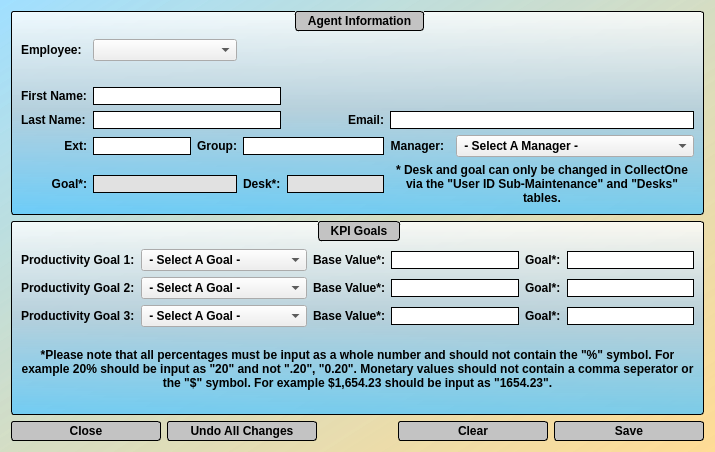
Before: the Qt Designer form agent_maintenance.ui in jakesb27/Manager_KPI_Tracker, drawn with Qt 5.
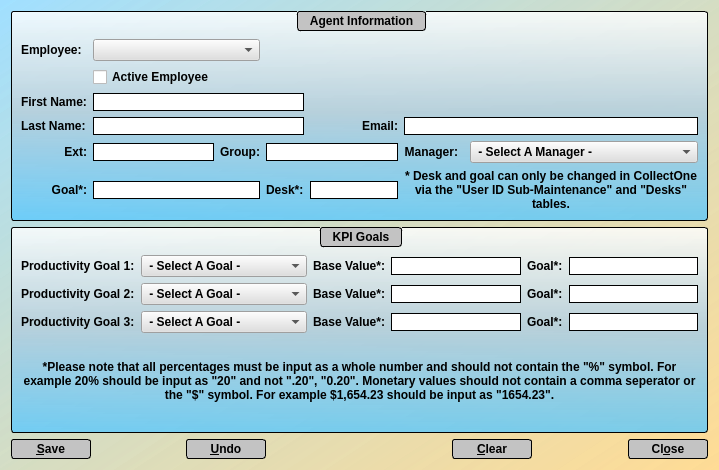
After: the same form once the commit is applied. Icons and pictures are not drawn.

Commit message: added update desk from CDS function to GUI and added "active" employee option with message boxes.

The edit to the form file:
```diff
--- a/agent_maintenance.ui
+++ b/agent_maintenance.ui
@@ -6,8 +6,8 @@
    <rect>
     <x>0</x>
     <y>0</y>
-    <width>715</width>
-    <height>452</height>
+    <width>719</width>
+    <height>470</height>
    </rect>
   </property>
   <property name="windowTitle">
@@ -44,6 +44,9 @@
 	font: 11pt &quot;Corbel&quot;;
 	font-weight: bold;
 }
+QComboBox{
+	background-color: rgb(223, 223, 223);
+}
 QLineEdit{
 	border: 1px solid black;
 	font: 10pt &quot;MS Shell Dlg 2&quot;;
@@ -87,32 +90,7 @@
 }</string>
   </property>
   <layout class="QGridLayout" name="gridLayout_2">
-   <item row="3" column="4">
-    <widget class="QPushButton" name="saveButton">
-     <property name="sizePolicy">
-      <sizepolicy hsizetype="Fixed" vsizetype="Fixed">
-       <horstretch>0</horstretch>
-       <verstretch>0</verstretch>
-      </sizepolicy>
-     </property>
-     <property name="minimumSize">
-      <size>
-       <width>150</width>
-       <height>0</height>
-      </size>
-     </property>
-     <property name="maximumSize">
-      <size>
-       <width>150</width>
-       <height>16777215</height>
-      </size>
-     </property>
-     <property name="text">
-      <string>Save</string>
-     </property>
-    </widget>
-   </item>
-   <item row="2" column="0" colspan="5">
+   <item row="2" column="1" colspan="8">
     <widget class="QGroupBox" name="groupBox">
      <property name="title">
       <string>KPI Goals</string>
@@ -200,9 +178,6 @@
           <verstretch>0</verstretch>
          </sizepolicy>
         </property>
-        <property name="readOnly">
-         <bool>false</bool>
-        </property>
        </widget>
       </item>
       <item row="1" column="0">
@@ -226,9 +201,6 @@
           <verstretch>0</verstretch>
          </sizepolicy>
         </property>
-        <property name="readOnly">
-         <bool>false</bool>
-        </property>
        </widget>
       </item>
       <item row="2" column="5">
@@ -239,9 +211,6 @@
           <verstretch>0</verstretch>
          </sizepolicy>
         </property>
-        <property name="readOnly">
-         <bool>false</bool>
-        </property>
        </widget>
       </item>
       <item row="2" column="2">
@@ -289,22 +258,19 @@
           <verstretch>0</verstretch>
          </sizepolicy>
         </property>
-        <property name="readOnly">
-         <bool>false</bool>
-        </property>
        </widget>
       </item>
       <item row="1" column="3">
        <widget class="QLineEdit" name="agentBase1">
+        <property name="enabled">
+         <bool>true</bool>
+        </property>
         <property name="sizePolicy">
          <sizepolicy hsizetype="MinimumExpanding" vsizetype="Fixed">
           <horstretch>0</horstretch>
           <verstretch>0</verstretch>
          </sizepolicy>
         </property>
-        <property name="readOnly">
-         <bool>false</bool>
-        </property>
        </widget>
       </item>
       <item row="1" column="2">
@@ -328,9 +294,6 @@
           <verstretch>0</verstretch>
          </sizepolicy>
         </property>
-        <property name="readOnly">
-         <bool>false</bool>
-        </property>
        </widget>
       </item>
       <item row="2" column="4">
@@ -562,7 +525,102 @@
      </layout>
     </widget>
    </item>
-   <item row="1" column="0" colspan="5">
+   <item row="3" column="5">
+    <spacer name="horizontalSpacer_2">
+     <property name="orientation">
+      <enum>Qt::Horizontal</enum>
+     </property>
+     <property name="sizeHint" stdset="0">
+      <size>
+       <width>40</width>
+       <height>20</height>
+      </size>
+     </property>
+    </spacer>
+   </item>
+   <item row="3" column="8">
+    <widget class="QPushButton" name="cancelButton">
+     <property name="sizePolicy">
+      <sizepolicy hsizetype="Fixed" vsizetype="Fixed">
+       <horstretch>0</horstretch>
+       <verstretch>0</verstretch>
+      </sizepolicy>
+     </property>
+     <property name="minimumSize">
+      <size>
+       <width>80</width>
+       <height>0</height>
+      </size>
+     </property>
+     <property name="maximumSize">
+      <size>
+       <width>80</width>
+       <height>16777215</height>
+      </size>
+     </property>
+     <property name="text">
+      <string>Cl&amp;ose</string>
+     </property>
+     <property name="autoDefault">
+      <bool>false</bool>
+     </property>
+    </widget>
+   </item>
+   <item row="3" column="3">
+    <widget class="QPushButton" name="undoButton">
+     <property name="sizePolicy">
+      <sizepolicy hsizetype="Fixed" vsizetype="Fixed">
+       <horstretch>0</horstretch>
+       <verstretch>0</verstretch>
+      </sizepolicy>
+     </property>
+     <property name="minimumSize">
+      <size>
+       <width>80</width>
+       <height>0</height>
+      </size>
+     </property>
+     <property name="maximumSize">
+      <size>
+       <width>80</width>
+       <height>16777215</height>
+      </size>
+     </property>
+     <property name="text">
+      <string>&amp;Undo</string>
+     </property>
+     <property name="autoDefault">
+      <bool>false</bool>
+     </property>
+    </widget>
+   </item>
+   <item row="3" column="2">
+    <spacer name="horizontalSpacer">
+     <property name="orientation">
+      <enum>Qt::Horizontal</enum>
+     </property>
+     <property name="sizeHint" stdset="0">
+      <size>
+       <width>40</width>
+       <height>20</height>
+      </size>
+     </property>
+    </spacer>
+   </item>
+   <item row="3" column="7">
+    <spacer name="horizontalSpacer_3">
+     <property name="orientation">
+      <enum>Qt::Horizontal</enum>
+     </property>
+     <property name="sizeHint" stdset="0">
+      <size>
+       <width>40</width>
+       <height>20</height>
+      </size>
+     </property>
+    </spacer>
+   </item>
+   <item row="1" column="1" colspan="8">
     <widget class="QGroupBox" name="agentDetails">
      <property name="title">
       <string>Agent Information</string>
@@ -600,9 +658,6 @@
           <verstretch>0</verstretch>
          </sizepolicy>
         </property>
-        <property name="readOnly">
-         <bool>false</bool>
-        </property>
        </widget>
       </item>
       <item row="4" column="8">
@@ -629,9 +684,6 @@
           <verstretch>0</verstretch>
          </sizepolicy>
         </property>
-        <property name="readOnly">
-         <bool>false</bool>
-        </property>
        </widget>
       </item>
       <item row="3" column="0">
@@ -658,9 +710,6 @@
           <verstretch>0</verstretch>
          </sizepolicy>
         </property>
-        <property name="readOnly">
-         <bool>false</bool>
-        </property>
        </widget>
       </item>
       <item row="8" column="1" colspan="3">
@@ -674,12 +723,6 @@
           <verstretch>0</verstretch>
          </sizepolicy>
         </property>
-        <property name="styleSheet">
-         <string notr="true">QLineEdit{
-	background-color: rgb(225, 225, 225);
-	color: rgb(100, 100, 100);
-}</string>
-        </property>
         <property name="readOnly">
          <bool>true</bool>
         </property>
@@ -696,12 +739,6 @@
           <verstretch>0</verstretch>
          </sizepolicy>
         </property>
-        <property name="styleSheet">
-         <string notr="true">QLineEdit{
-	background-color: rgb(225, 225, 225);
-	color: rgb(100, 100, 100);
-}</string>
-        </property>
         <property name="readOnly">
          <bool>true</bool>
         </property>
@@ -749,9 +786,6 @@
           <verstretch>0</verstretch>
          </sizepolicy>
         </property>
-        <property name="readOnly">
-         <bool>false</bool>
-        </property>
        </widget>
       </item>
       <item row="4" column="0">
@@ -894,15 +928,19 @@
           <verstretch>0</verstretch>
          </sizepolicy>
         </property>
-        <property name="readOnly">
-         <bool>false</bool>
+       </widget>
+      </item>
+      <item row="1" column="1">
+       <widget class="QCheckBox" name="activeEmpBox">
+        <property name="text">
+         <string>Active Employee</string>
         </property>
        </widget>
       </item>
      </layout>
     </widget>
    </item>
-   <item row="3" column="3">
+   <item row="3" column="6">
     <widget class="QPushButton" name="clearButton">
      <property name="sizePolicy">
       <sizepolicy hsizetype="Fixed" vsizetype="Fixed">
@@ -912,48 +950,26 @@
      </property>
      <property name="minimumSize">
       <size>
-       <width>150</width>
+       <width>80</width>
        <height>0</height>
       </size>
      </property>
      <property name="maximumSize">
       <size>
-       <width>150</width>
+       <width>80</width>
        <height>16777215</height>
       </size>
      </property>
      <property name="text">
-      <string>Clear</string>
+      <string>&amp;Clear</string>
      </property>
-    </widget>
-   </item>
-   <item row="3" column="0">
-    <widget class="QPushButton" name="cancelButton">
-     <property name="sizePolicy">
-      <sizepolicy hsizetype="Fixed" vsizetype="Fixed">
-       <horstretch>0</horstretch>
-       <verstretch>0</verstretch>
-      </sizepolicy>
-     </property>
-     <property name="minimumSize">
-      <size>
-       <width>150</width>
-       <height>0</height>
-      </size>
-     </property>
-     <property name="maximumSize">
-      <size>
-       <width>150</width>
-       <height>16777215</height>
-      </size>
-     </property>
-     <property name="text">
-      <string>Close</string>
+     <property name="autoDefault">
+      <bool>false</bool>
      </property>
     </widget>
    </item>
    <item row="3" column="1">
-    <widget class="QPushButton" name="undoButton">
+    <widget class="QPushButton" name="saveButton">
      <property name="sizePolicy">
       <sizepolicy hsizetype="Fixed" vsizetype="Fixed">
        <horstretch>0</horstretch>
@@ -962,21 +978,37 @@
      </property>
      <property name="minimumSize">
       <size>
-       <width>150</width>
+       <width>80</width>
        <height>0</height>
       </size>
      </property>
      <property name="maximumSize">
       <size>
-       <width>150</width>
+       <width>80</width>
        <height>16777215</height>
       </size>
      </property>
      <property name="text">
-      <string>Undo All Changes</string>
+      <string>&amp;Save</string>
+     </property>
+     <property name="autoDefault">
+      <bool>false</bool>
      </property>
     </widget>
    </item>
+   <item row="3" column="4">
+    <spacer name="horizontalSpacer_4">
+     <property name="orientation">
+      <enum>Qt::Horizontal</enum>
+     </property>
+     <property name="sizeHint" stdset="0">
+      <size>
+       <width>40</width>
+       <height>20</height>
+      </size>
+     </property>
+    </spacer>
+   </item>
   </layout>
  </widget>
  <resources/>
```
Left out of the diff: 25 changed lines with no effect on the pictures. The commit also changes 10 other files.
